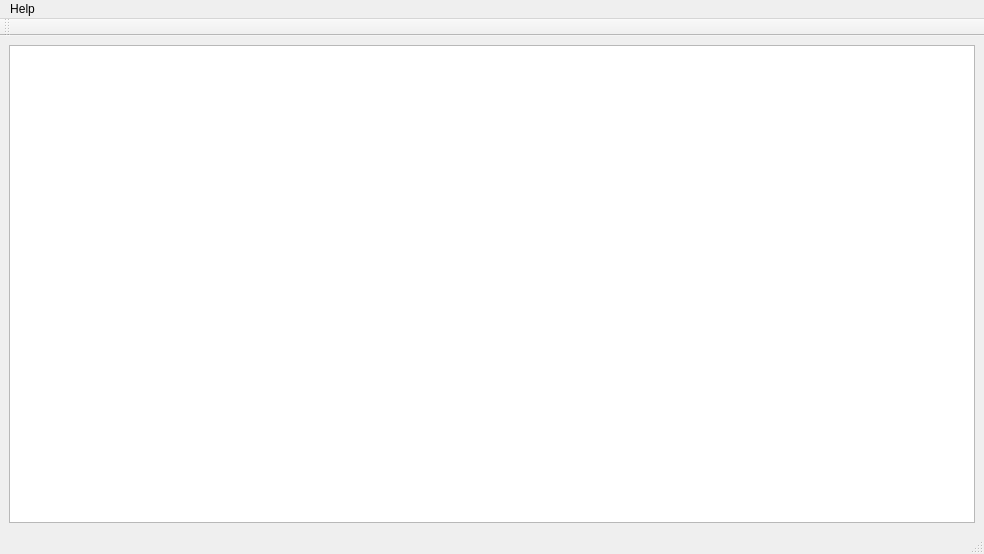
The window that src/gui/MainWindow.ui (sreither/SOEMGui) describes before a commit, drawn with Qt 5.
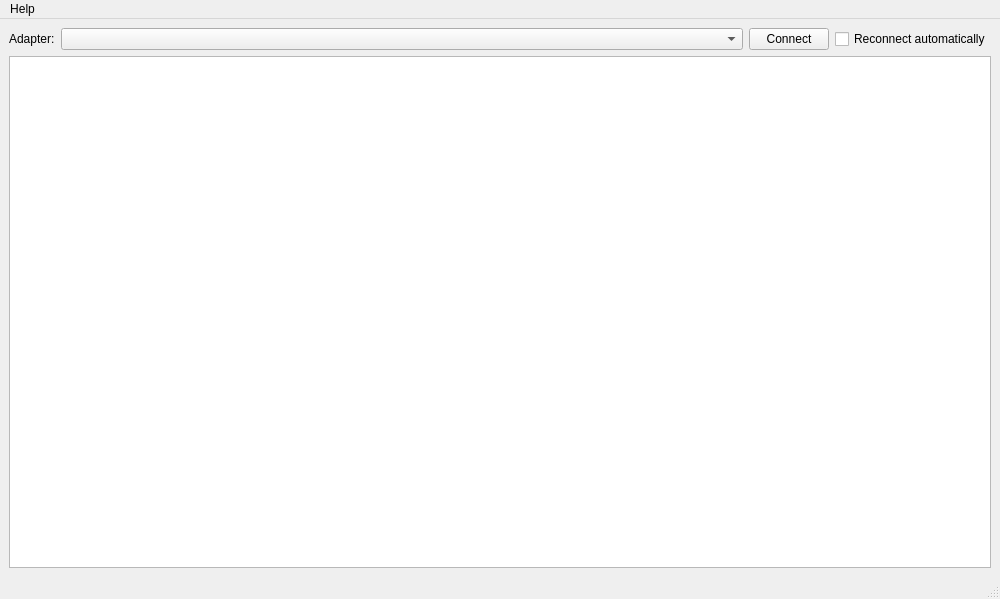
The same window after the commit.

Commit message: adds functionality to select adapter to connect to from gui

Patch:
```diff
--- a/src/gui/MainWindow.ui
+++ b/src/gui/MainWindow.ui
@@ -6,15 +6,64 @@
    <rect>
     <x>0</x>
     <y>0</y>
-    <width>984</width>
-    <height>554</height>
+    <width>1000</width>
+    <height>599</height>
    </rect>
   </property>
   <property name="windowTitle">
    <string>MainWindow</string>
   </property>
   <widget class="QWidget" name="centralwidget">
-   <layout class="QHBoxLayout" name="horizontalLayout">
+   <layout class="QVBoxLayout" name="verticalLayout">
+    <item>
+     <layout class="QHBoxLayout" name="horizontalLayout_connecting">
+      <item>
+       <widget class="QLabel" name="_adapterLabel">
+        <property name="sizePolicy">
+         <sizepolicy hsizetype="Maximum" vsizetype="Preferred">
+          <horstretch>0</horstretch>
+          <verstretch>0</verstretch>
+         </sizepolicy>
+        </property>
+        <property name="autoFillBackground">
+         <bool>false</bool>
+        </property>
+        <property name="text">
+         <string>Adapter:</string>
+        </property>
+       </widget>
+      </item>
+      <item>
+       <widget class="QComboBox" name="comboBox_adapterNames"/>
+      </item>
+      <item>
+       <widget class="QPushButton" name="pushButton_connect">
+        <property name="sizePolicy">
+         <sizepolicy hsizetype="Maximum" vsizetype="Fixed">
+          <horstretch>0</horstretch>
+          <verstretch>0</verstretch>
+         </sizepolicy>
+        </property>
+        <property name="text">
+         <string>Connect</string>
+        </property>
+       </widget>
+      </item>
+      <item>
+       <widget class="QCheckBox" name="checkBox_reconnect">
+        <property name="sizePolicy">
+         <sizepolicy hsizetype="Maximum" vsizetype="Fixed">
+          <horstretch>0</horstretch>
+          <verstretch>0</verstretch>
+         </sizepolicy>
+        </property>
+        <property name="text">
+         <string>Reconnect automatically</string>
+        </property>
+       </widget>
+      </item>
+     </layout>
+    </item>
     <item>
      <widget class="QTreeView" name="treeView">
       <property name="editTriggers">
@@ -47,7 +96,7 @@
     <rect>
      <x>0</x>
      <y>0</y>
-     <width>984</width>
+     <width>1000</width>
      <height>22</height>
     </rect>
    </property>
@@ -60,18 +109,7 @@
    <addaction name="menuHelp"/>
   </widget>
   <widget class="QStatusBar" name="statusbar"/>
-  <widget class="QToolBar" name="toolBar">
-   <property name="windowTitle">
-    <string>toolBar</string>
-   </property>
-   <attribute name="toolBarArea">
-    <enum>TopToolBarArea</enum>
-   </attribute>
-   <attribute name="toolBarBreak">
-    <bool>false</bool>
-   </attribute>
-  </widget>
-  <action name="actionHello">
+  <action name="actionHere_neither">
    <property name="text">
     <string>Hello</string>
    </property>
```
Left out of the diff: 10 changed lines with no effect on the pictures. The commit also changes 11 other files.
